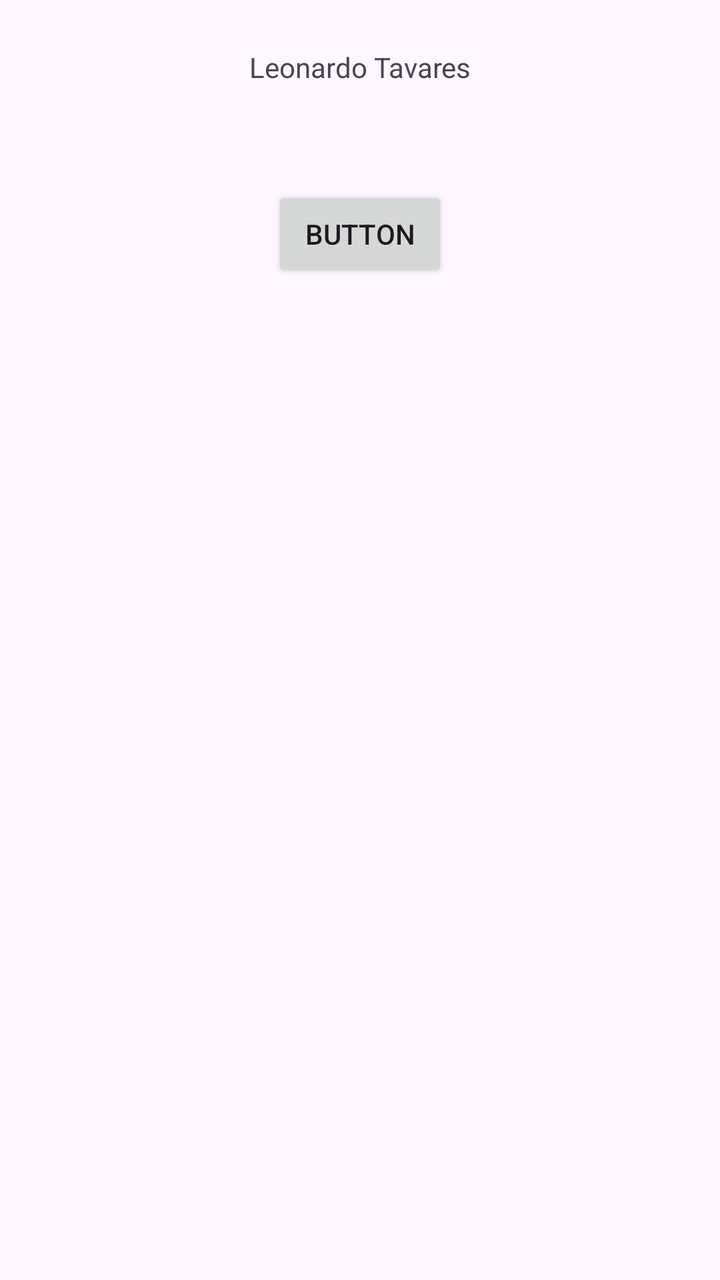
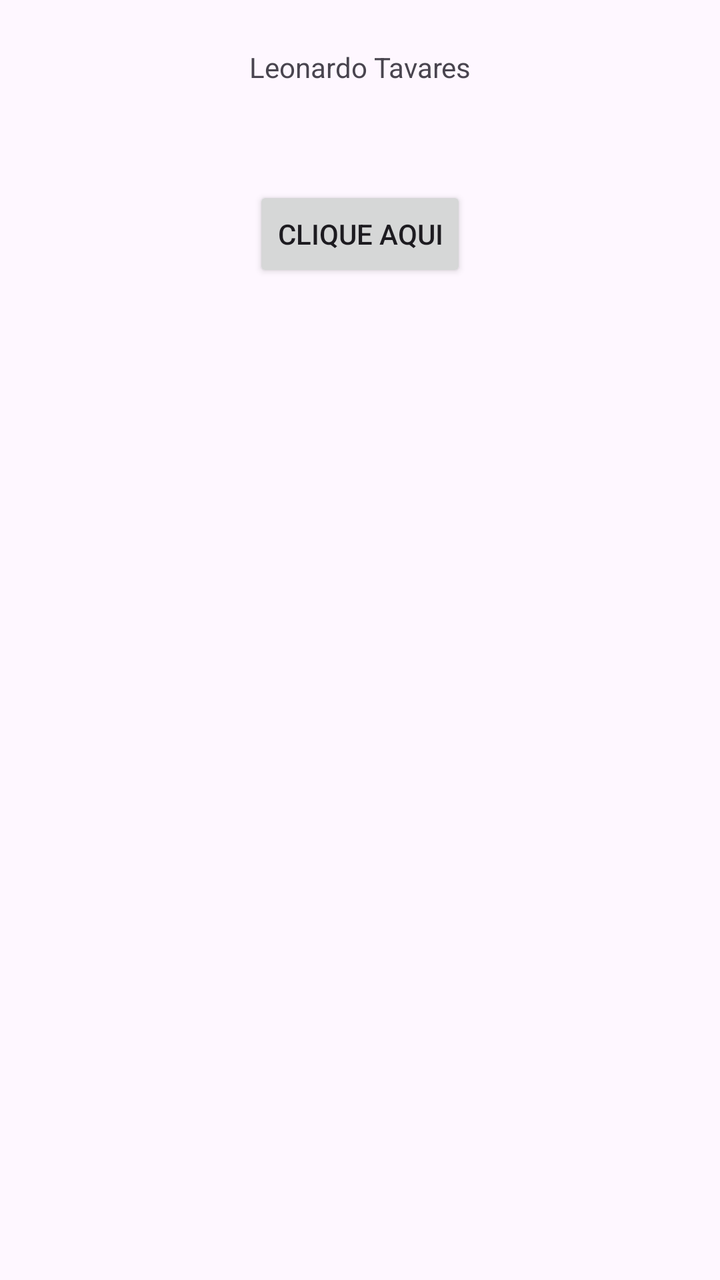

An Android layout rendered at two revisions. The XML below is the earlier revision; the diff shows what the commit changed to produce the second picture.
<!-- AndroidManifest.xml: application theme Theme.MeuPrimeiroProjeto -->
<!-- res/layout/activity_main.xml -->
<?xml version="1.0" encoding="utf-8"?>
<androidx.constraintlayout.widget.ConstraintLayout xmlns:android="http://schemas.android.com/apk/res/android"
    xmlns:app="http://schemas.android.com/apk/res-auto"
    xmlns:tools="http://schemas.android.com/tools"
    android:id="@+id/main"
    android:layout_width="match_parent"
    android:layout_height="match_parent"
    tools:context=".MainActivity">

    <TextView
        android:id="@+id/textView"
        android:layout_width="wrap_content"
        android:layout_height="wrap_content"
        android:layout_marginTop="24dp"
        android:text="Leonardo Tavares"
        app:layout_constraintEnd_toEndOf="parent"
        app:layout_constraintStart_toStartOf="parent"
        app:layout_constraintTop_toTopOf="parent" />

    <Button
        android:id="@+id/button2"
        android:layout_width="wrap_content"
        android:layout_height="wrap_content"
        android:layout_marginTop="50dp"
        android:text="Button"
        app:layout_constraintEnd_toEndOf="parent"
        app:layout_constraintStart_toStartOf="parent"
        app:layout_constraintTop_toBottomOf="@+id/textView" />

</androidx.constraintlayout.widget.ConstraintLayout>
<!-- resources referenced by this layout -->
<resources>
  <style name="Theme.MeuPrimeiroProjeto" parent="Base.Theme.MeuPrimeiroProjeto" />
  <style name="Base.Theme.MeuPrimeiroProjeto" parent="Theme.Material3.DayNight.NoActionBar">
          
          
      </style>
</resources>

<!-- the commit's change to res/layout/activity_main.xml (unified diff, before → after) -->
@@ -22,7 +22,8 @@
         android:layout_width="wrap_content"
         android:layout_height="wrap_content"
         android:layout_marginTop="50dp"
-        android:text="Button"
+        android:onClick="clique"
+        android:text="Clique aqui"
         app:layout_constraintEnd_toEndOf="parent"
         app:layout_constraintStart_toStartOf="parent"
         app:layout_constraintTop_toBottomOf="@+id/textView" />
